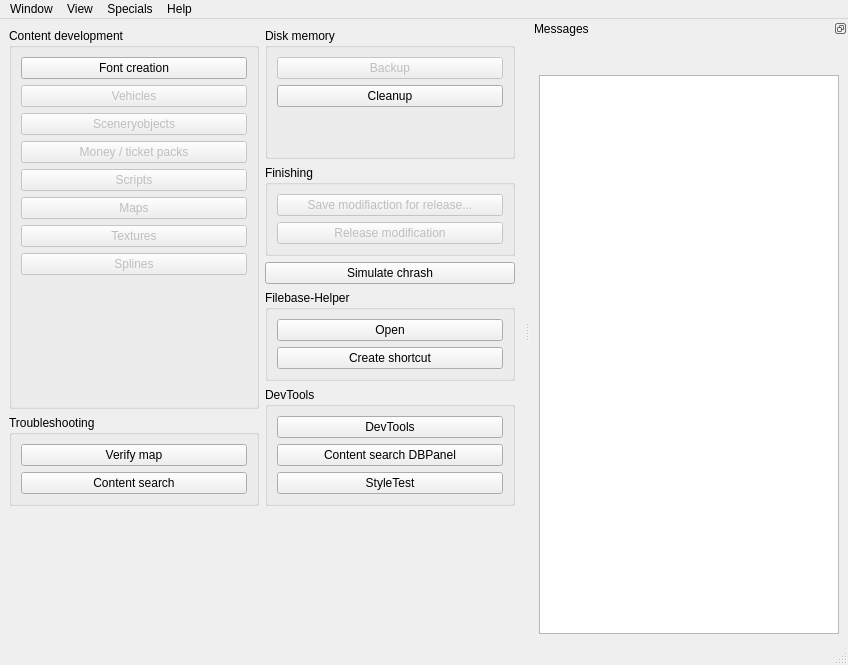
The window that OTModules/OTGeneric/wstart.ui (pietr26/OMSI-Tools) describes before a commit, drawn with Qt 5.
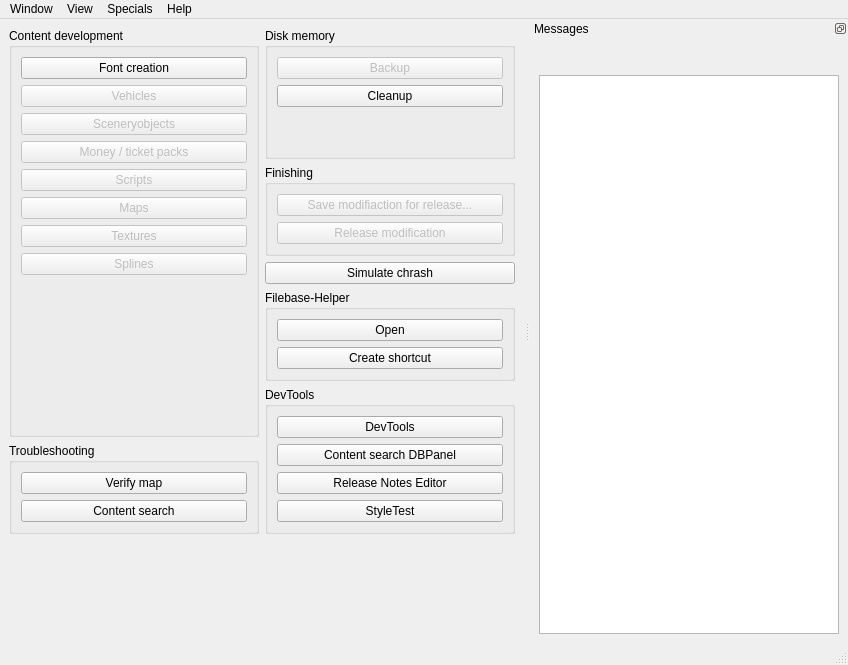
The same window after the commit. Icons and pictures are not drawn.

Commit message: Alpha: wRNEditor

What changed in the file:
```diff
--- a/OTModules/OTGeneric/wstart.ui
+++ b/OTModules/OTGeneric/wstart.ui
@@ -464,6 +464,17 @@
                </property>
               </widget>
              </item>
+             <item>
+              <widget class="QPushButton" name="btnRNEditor">
+               <property name="text">
+                <string notr="true">Release Notes Editor</string>
+               </property>
+               <property name="icon">
+                <iconset resource="../../ressources.qrc">
+                 <normaloff>:/rec/data/icons/iconList.svg</normaloff>:/rec/data/icons/iconList.svg</iconset>
+               </property>
+              </widget>
+             </item>
              <item>
               <widget class="QPushButton" name="btnStyleTest">
                <property name="text">
```
The commit also changes 8 other files.
